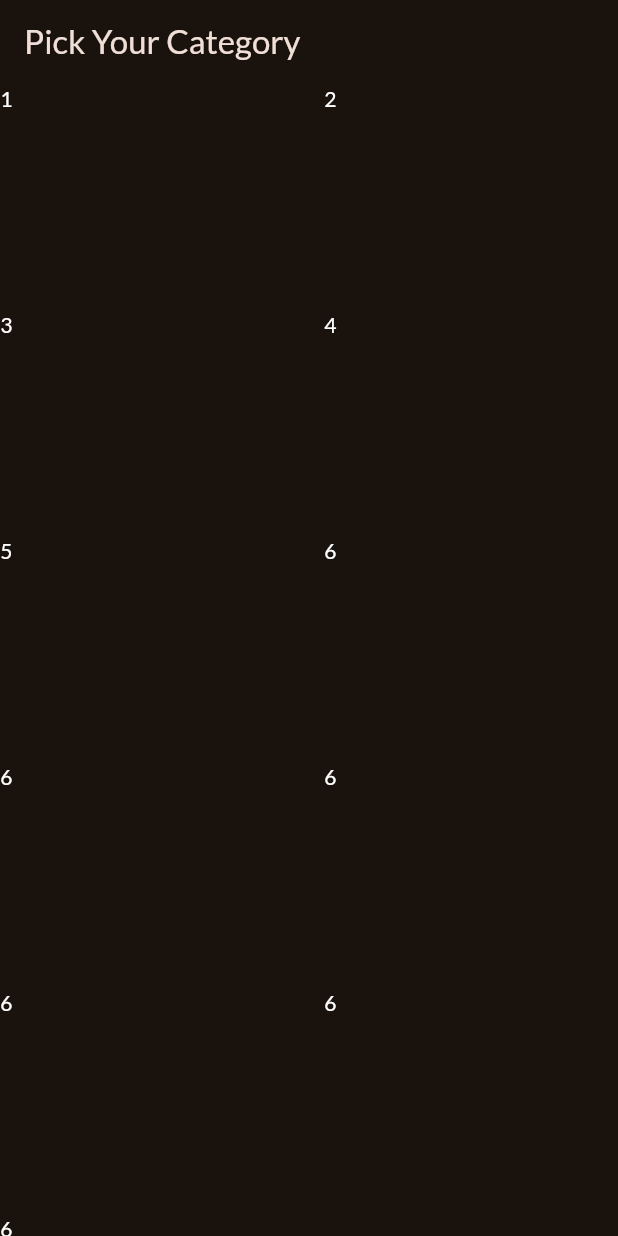
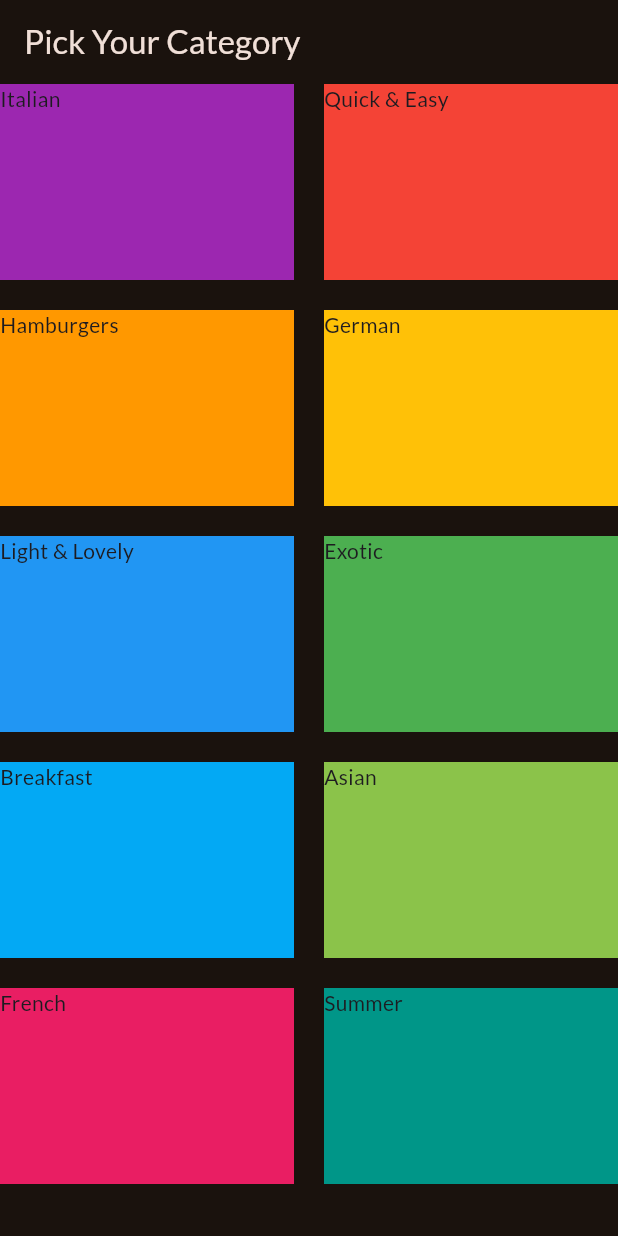
Before and after one commit to ajax-39/Flutter_InfoMeal, a Flutter app: the screen it shows after launch, on a phone screen of 412 x 824 dp. Run offline on Flutter 3.47's test engine with Material 3 defaults, Android fonts, the phone set to English and light mode, and no system bars; our stand-ins replace google_fonts.

Commit message:
add meals category data

```diff
--- a/lib/categories.dart
+++ b/lib/categories.dart
@@ -1,4 +1,6 @@
 import 'package:flutter/material.dart';
+import 'package:meals/data.dart/dummy_data.dart';
+import 'package:meals/showCategory.dart';
 
 class CategoriesScreen extends StatelessWidget {
   const CategoriesScreen({super.key});
@@ -20,51 +22,8 @@ class CategoriesScreen extends StatelessWidget {
           crossAxisSpacing: 20,
           mainAxisSpacing: 20,
         ),
-        children: const [
-          Text(
-            '1',
-            style: TextStyle(color: Colors.white),
-          ),
-          Text(
-            '2',
-            style: TextStyle(color: Colors.white),
-          ),
-          Text(
-            '3',
-            style: TextStyle(color: Colors.white),
-          ),
-          Text(
-            '4',
-            style: TextStyle(color: Colors.white),
-          ),
-          Text(
-            '5',
-            style: TextStyle(color: Colors.white),
-          ),
-          Text(
-            '6',
-            style: TextStyle(color: Colors.white),
-          ),
-          Text(
-            '6',
-            style: TextStyle(color: Colors.white),
-          ),
-          Text(
-            '6',
-            style: TextStyle(color: Colors.white),
-          ),
-          Text(
-            '6',
-            style: TextStyle(color: Colors.white),
-          ),
-          Text(
-            '6',
-            style: TextStyle(color: Colors.white),
-          ),
-          Text(
-            '6',
-            style: TextStyle(color: Colors.white),
-          ),
+        children: [
+          ...availableCategories.map((e) => ShowCategory(showCat: e)),
         ],
       ),
     );
--- /dev/null
+++ b/lib/data.dart/dummy_data.dart
@@ -0,0 +1,56 @@
+import 'package:flutter/material.dart';
+
+import 'package:meals/models/category.dart';
+
+const availableCategories = [
+  Category(
+    id: 'c1',
+    title: 'Italian',
+    color: Colors.purple,
+  ),
+  Category(
+    id: 'c2',
+    title: 'Quick & Easy',
+    color: Colors.red,
+  ),
+  Category(
+    id: 'c3',
+    title: 'Hamburgers',
+    color: Colors.orange,
+  ),
+  Category(
+    id: 'c4',
+    title: 'German',
+    color: Colors.amber,
+  ),
+  Category(
+    id: 'c5',
+    title: 'Light & Lovely',
+    color: Colors.blue,
+  ),
+  Category(
+    id: 'c6',
+    title: 'Exotic',
+    color: Colors.green,
+  ),
+  Category(
+    id: 'c7',
+    title: 'Breakfast',
+    color: Colors.lightBlue,
+  ),
+  Category(
+    id: 'c8',
+    title: 'Asian',
+    color: Colors.lightGreen,
+  ),
+  Category(
+    id: 'c9',
+    title: 'French',
+    color: Colors.pink,
+  ),
+  Category(
+    id: 'c10',
+    title: 'Summer',
+    color: Colors.teal,
+  ),
+];
--- /dev/null
+++ b/lib/models/category.dart
@@ -0,0 +1,13 @@
+import 'package:flutter/material.dart';
+
+class Category {
+  const Category({
+    required this.title,
+    required this.id,
+    this.color = Colors.orange,
+  });
+
+  final String id;
+  final String title;
+  final Color color;
+}
--- /dev/null
+++ b/lib/showCategory.dart
@@ -0,0 +1,25 @@
+import 'package:flutter/material.dart';
+import 'package:meals/models/category.dart';
+
+class ShowCategory extends StatelessWidget {
+  const ShowCategory({
+    super.key,
+    required this.showCat,
+  });
+
+  final Category showCat;
+
+  @override
+  Widget build(context) {
+    return Container(
+      height: 100,
+      width: 100,
+      //
+      decoration: BoxDecoration(
+        color: showCat.color,
+      ),
+      //
+      child: Text(showCat.title),
+    );
+  }
+}
```
